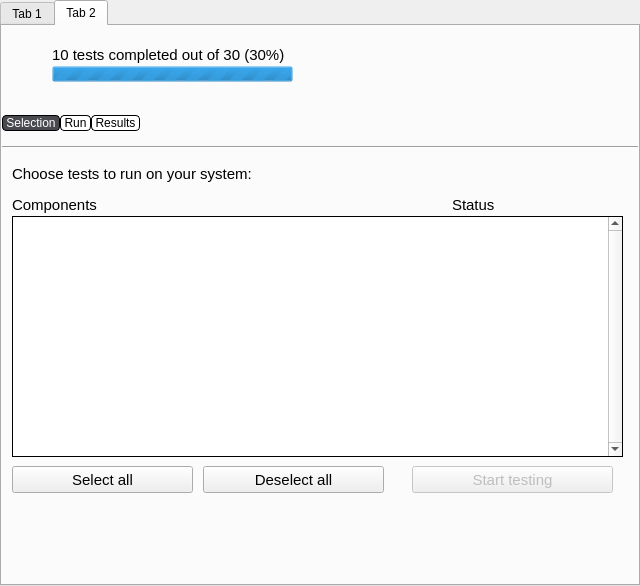
Above: qt/frontend/qtfront.ui from checkbox/checkbox before the change. Below: the same form after it.
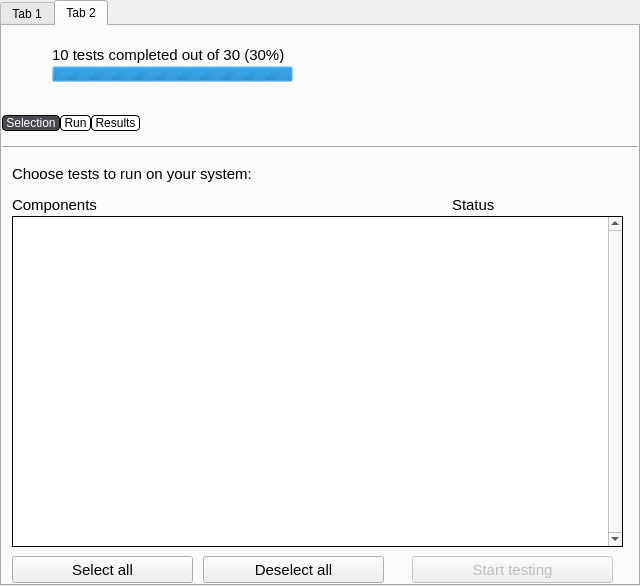
That is the form after the change. The open tabs and pages were chosen to show the change. Icons and pictures are not drawn.

Commit message: Resized welcome and test selection screens

What changed in the file:
```diff
--- a/qt/frontend/qtfront.ui
+++ b/qt/frontend/qtfront.ui
@@ -529,7 +529,7 @@
                <x>10</x>
                <y>70</y>
                <width>611</width>
-               <height>241</height>
+               <height>331</height>
               </rect>
              </property>
              <property name="styleSheet">
@@ -570,7 +570,7 @@
              <property name="geometry">
               <rect>
                <x>10</x>
-               <y>320</y>
+               <y>410</y>
                <width>181</width>
                <height>27</height>
               </rect>
@@ -586,7 +586,7 @@
              <property name="geometry">
               <rect>
                <x>201</x>
-               <y>320</y>
+               <y>410</y>
                <width>181</width>
                <height>27</height>
               </rect>
@@ -602,7 +602,7 @@
              <property name="geometry">
               <rect>
                <x>410</x>
-               <y>320</y>
+               <y>410</y>
                <width>201</width>
                <height>27</height>
               </rect>
```
Left out of the diff: 10 changed lines with no effect on the pictures.
